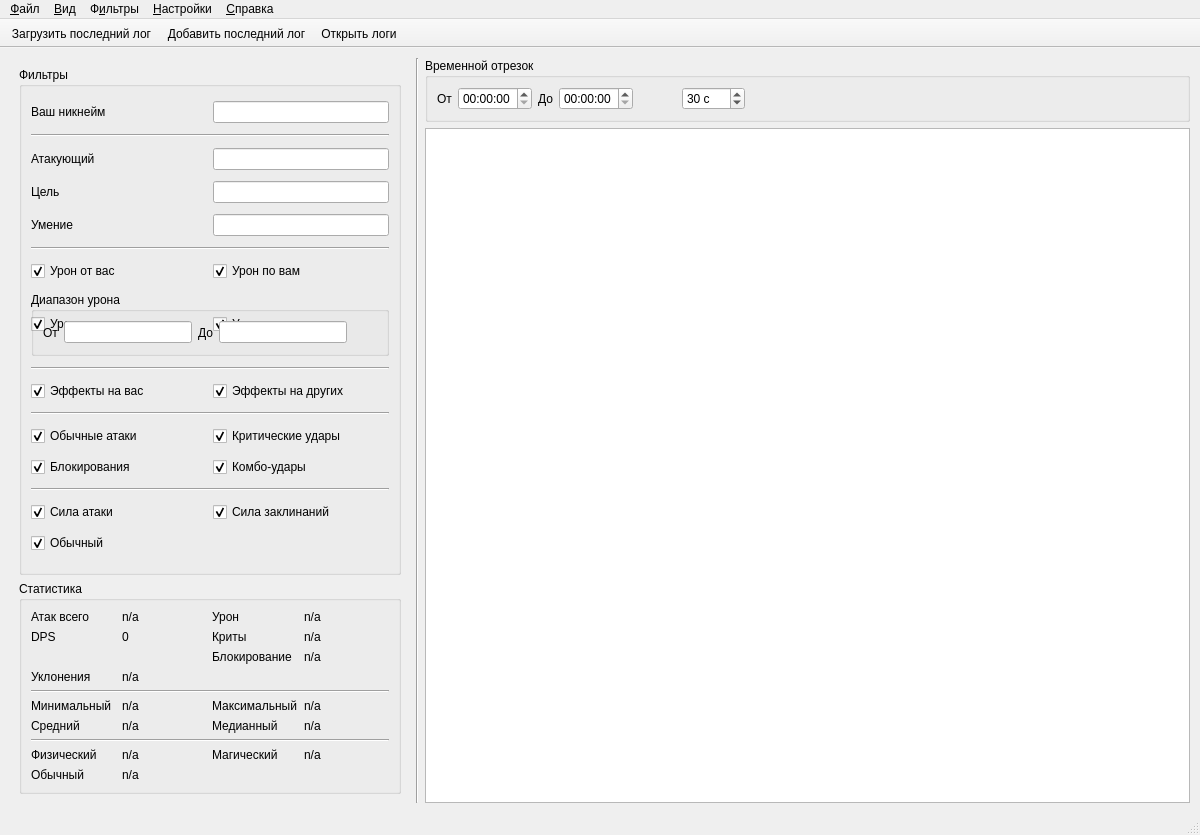
Qt form src/gui/ui/main_window.ui (KolmePro/reva_damage_viewer) before a commit.
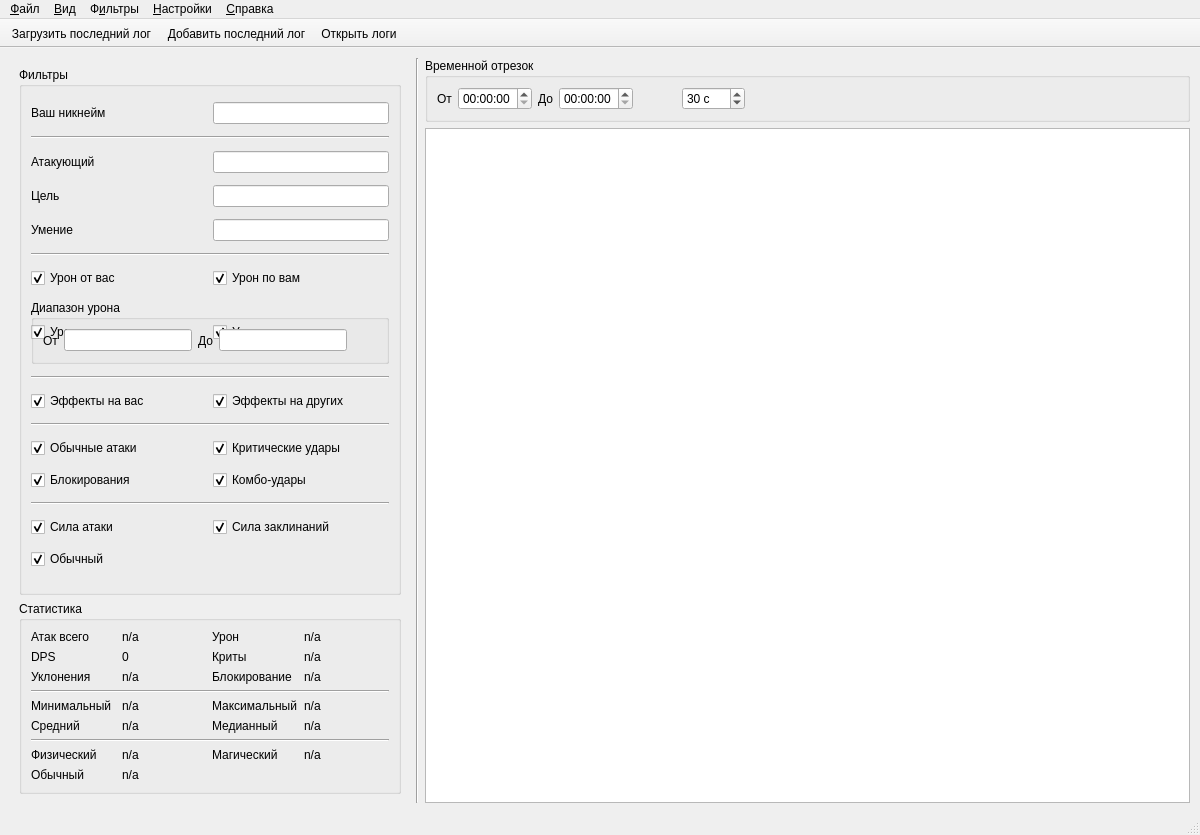
The same form after that commit. Icons and pictures are not drawn. Custom widgets are drawn as their Qt base class.

Commit message: Поднять уклонения на строку блокирования

Diff of the .ui file:
```diff
--- a/src/gui/ui/main_window.ui
+++ b/src/gui/ui/main_window.ui
@@ -565,7 +565,7 @@
             </property>
            </widget>
           </item>
-          <item row="3" column="1">
+          <item row="2" column="1">
            <widget class="QLabel" name="dodge_hits_label">
             <property name="text">
              <string>Уклонения</string>
@@ -575,7 +575,7 @@
             </property>
            </widget>
           </item>
-          <item row="3" column="2" colspan="3">
+          <item row="2" column="2">
            <widget class="QLabel" name="dodge_hits_value">
             <property name="text">
              <string>n/a</string>
```
The commit also changes 1 other file.
